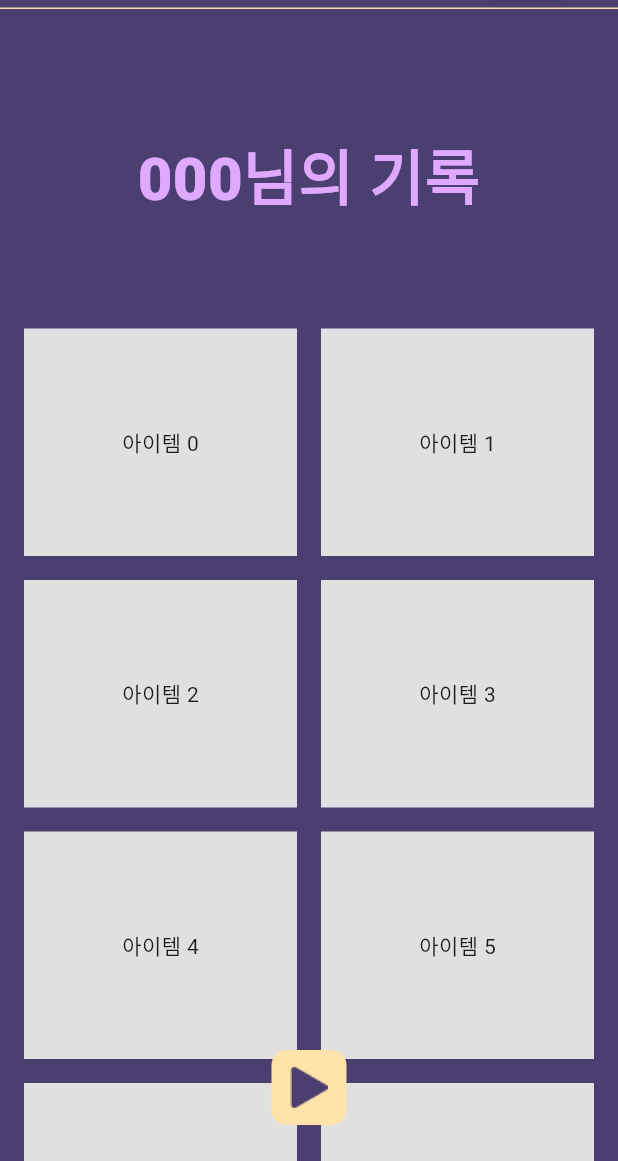
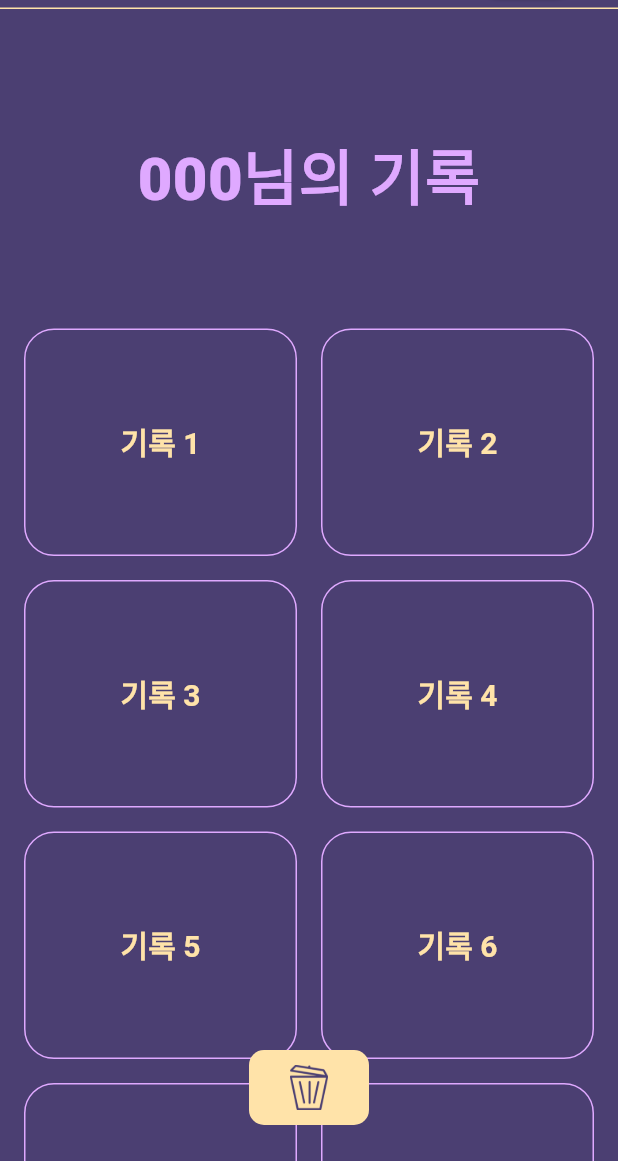
Before and after one commit to ryujebin/CheckTimer, a Flutter app: the MyRecord screen opened directly, on a phone screen of 412 x 824 dp, the part 75-1236 px from its top. Run offline on Flutter 3.47's test engine with Material 3 defaults, Android fonts, the phone set to English and light mode, and no system bars; our stand-ins replace cloud_firestore, firebase_auth, firebase_core; accounts and stored records are empty; Roboto replaces fonts that are missing (Pretendard).

Commit message:
MyRecordDetail UI

```diff
--- a/lib/Pages/Homescreen/HomeScreen.dart
+++ b/lib/Pages/Homescreen/HomeScreen.dart
@@ -2,7 +2,7 @@ import 'package:firebase_auth/firebase_auth.dart';
 import 'package:flutter/material.dart';
 import 'package:test_flutter/Core/theme/colors.dart';
 import 'package:provider/provider.dart';
-import '../MyRecode/Myrecode_main.dart';
+import '../MyRecord/Myrecord_main.dart';
 import '../Timer/Timer_setting.dart';
 
 class HomeScreen extends StatefulWidget {
--- a/lib/Pages/MyRecode/Myrecode_main.dart
+++ /dev/null
@@ -1,76 +0,0 @@
-import 'package:flutter/material.dart';
-import 'package:test_flutter/Components/Buttons/ElevationButton/ElevationButton.dart';
-import 'package:test_flutter/Components/TitleText/TitleText.dart';
-
-import '../../Components/Appbar/Appbar.dart';
-
-class MyRecord extends StatelessWidget {
-  const MyRecord({super.key});
-
-  @override
-  Widget build(BuildContext context) {
-    return Scaffold(
-      appBar: MainAppbar(),
-      body: Stack(
-        children: [
-          /// 1. 스크롤 가능한 콘텐츠 영역
-          SingleChildScrollView(
-            padding: const EdgeInsets.only(bottom: 100), // 버튼 가려지지 않게 아래 여백
-            child: Column(
-              children: [
-                Padding(
-                  padding: const EdgeInsets.only(top: 82),
-                  child: const TitleText(text: '000님의 기록'),
-                ),
-
-                const SizedBox(height: 55),
-
-                // 여기에 GridView 등 넣기
-                GridView.builder(
-                  shrinkWrap: true,
-                  physics: const NeverScrollableScrollPhysics(), // 내부 Grid만 스크롤 안 하게
-                  itemCount: 8,
-                  padding: const EdgeInsets.all(16),
-                  gridDelegate: const SliverGridDelegateWithFixedCrossAxisCount(
-                    crossAxisCount: 2,
-                    mainAxisSpacing: 16,
-                    crossAxisSpacing: 16,
-                    childAspectRatio: 1.2,
-                  ),
-                  itemBuilder: (context, index) {
-                    return Container(
-                      color: Colors.grey[300],
-                      child: Center(child: Text('아이템 $index')),
-                    );
-                  },
-                ),
-              ],
-            ),
-          ),
-
-          /// 2. 하단 고정 버튼
-          Positioned(
-            bottom: 24,
-            left: 0,
-            right: 0,
-            child: Center(child: DeleteBtn()),
-          ),
-        ],
-      ),
-    );
-  }
-
-  Widget DeleteBtn() {
-    return ElevationBtn(
-      onPressed: () {},
-      width: 50,
-      height: 50,
-      text: '',
-      child: Image.asset(
-        'assets/images/startimg.png',
-        height: 30,
-        width: 30,
-      ),
-    );
-  }
-}
--- /dev/null
+++ b/lib/Pages/MyRecord/Myrecord_main.dart
@@ -0,0 +1,90 @@
+import 'package:flutter/material.dart';
+import 'package:test_flutter/Components/Buttons/ElevationButton/ElevationButton.dart';
+import 'package:test_flutter/Components/TitleText/TitleText.dart';
+import 'package:test_flutter/Core/theme/colors.dart';
+import 'package:test_flutter/Pages/MyRecord/Myrecord_detail.dart';
+
+import '../../Components/Appbar/Appbar.dart';
+import '../../Components/Buttons/TextButton/TextButton.dart';
+
+class MyRecord extends StatelessWidget {
+  const MyRecord({super.key});
+
+  @override
+  Widget build(BuildContext context) {
+    return Scaffold(
+      appBar: MainAppbar(),
+      body: SizedBox.expand(
+        child: Stack(
+          children: [
+            /// 1. 스크롤 가능한 콘텐츠 영역
+            SingleChildScrollView(
+              padding: const EdgeInsets.only(bottom: 100), // 버튼 가려지지 않게 아래 여백
+              child: Column(
+                children: [
+                  Padding(
+                    padding: const EdgeInsets.only(top: 82),
+                    child: const TitleText(text: '000님의 기록'),
+                  ),
+
+                  const SizedBox(height: 55),
+
+                  // 여기에 GridView 등 넣기
+                  GridView.builder(
+                    shrinkWrap: true,
+                    physics: const NeverScrollableScrollPhysics(), // 내부 Grid만 스크롤 안 하게
+                    itemCount: 8,
+                    padding: const EdgeInsets.all(16),
+                    gridDelegate: const SliverGridDelegateWithFixedCrossAxisCount(
+                      crossAxisCount: 2,
+                      mainAxisSpacing: 16,
+                      crossAxisSpacing: 16,
+                      childAspectRatio: 1.2,
+                    ),
+                    itemBuilder: (context, index) {
+                      return TextBtn(
+                        text: '기록 ${index + 1}',
+                        onPressed: () {
+                          Navigator.push(
+                            context,
+                            MaterialPageRoute(builder: (context) => const MyRecordDetail()),
+                          );
+                        },
+                        fontSize: 20,
+                        fontWeight: FontWeight.bold,
+                        height: 48,
+                        borderColor: AppColors.secondary,
+                      );
+                    },
+                  ),
+                ],
+              ),
+            ),
+
+            /// 2. 하단 고정 버튼
+            Positioned(
+              bottom: 24,
+              left: 0,
+              right: 0,
+              child: Center(child: DeleteBtn()),
+            ),
+          ],
+        ),
+      ),
+    );
+  }
+
+  Widget DeleteBtn() {
+    return ElevationBtn(
+      onPressed: () {},
+      width: 80,
+      height: 50,
+      text: '',
+      child: Image.asset(
+        'assets/images/trashimg.png',
+        height: 30,
+        width: 30,
+      ),
+    );
+  }
+}
--- a/lib/main.dart
+++ b/lib/main.dart
@@ -3,7 +3,8 @@ import 'package:provider/provider.dart';
 import 'package:test_flutter/Core/theme/colors.dart';
 import 'package:test_flutter/Pages/Homescreen/HomeScreen.dart';
 import 'package:firebase_core/firebase_core.dart';
-import 'package:test_flutter/Pages/MyRecode/Myrecode_main.dart';
+import 'package:test_flutter/Pages/MyRecord/Myrecord_detail.dart';
+import 'package:test_flutter/Pages/MyRecord/Myrecord_main.dart';
 import 'package:test_flutter/Providers/Timer_setting_data_provider.dart';
 import 'Pages/SplashScreen/SplashScreen.dart';
 
@@ -34,7 +35,7 @@ class MyApp extends StatelessWidget {
         scaffoldBackgroundColor: AppColors.background,
         fontFamily: 'Pretendard', // 원하는 폰트 지정
       ),
-      home: const MyRecord(),
+      home: const HomeScreen(),
     );
   }
 }
--- a/pubspec.yaml
+++ b/pubspec.yaml
@@ -67,6 +67,7 @@ flutter:
     - assets/images/checkimg.png
     - assets/images/startimg.png
     - assets/images/stopimg.png
+    - assets/images/trashimg.png
 
   fonts:
     - family: Pretendard
```
Also changed, not shown: lib/Pages/MyRecord/Myrecord_detail.dart (added, +149 -0 lines), assets/images/trashimg.png (added).
